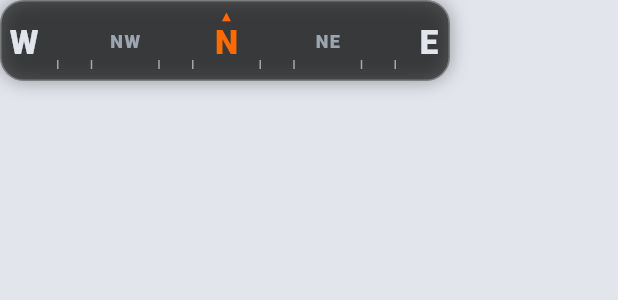
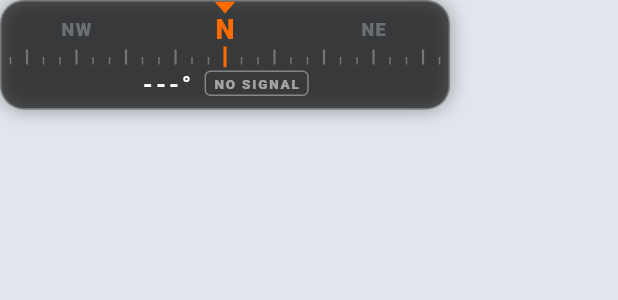
Before and after one commit to Sydefxxs/stpg-command-center-flutter, a Flutter app: the CompassHud widget shown alone on an empty page, opened directly, on a phone screen of 412 x 824 dp. Shown: the top 300 px of the screen. Run offline on Flutter 3.47's test engine with Material 3 defaults, Android fonts, the phone set to English and light mode, and no system bars; our stand-ins replace firebase_core, firebase_messaging, flutter_compass, flutter_local_notifications, flutter_map, geolocator and 5 more; missing offline and left inert: dart:js_interop; accounts and stored records are empty; network calls fail.

Commit message:
Compass: real phone heading (magnetometer / iPhone Safari orientation), GPS fallback, smoothing, degree readout, responsive width

```diff
--- a/lib/screens/convoy_screen.dart
+++ b/lib/screens/convoy_screen.dart
@@ -6,6 +6,7 @@ import 'package:latlong2/latlong.dart';
 import '../config.dart';
 import '../models.dart';
 import '../services/convoy_service.dart';
+import '../services/heading_service.dart';
 import '../services/mission_tracker.dart';
 import '../state/app_state.dart';
 import '../theme.dart';
@@ -132,7 +133,7 @@ class _ConvoyScreenState extends State<ConvoyScreen> {
           point: LatLng(me.latitude, me.longitude),
           label: 'YOU',
           kind: StpgMarkerKind.self,
-          rotation: me.bearingDegrees?.toDouble(),
+          rotation: HeadingService.instance.heading.value ?? me.bearingDegrees?.toDouble(),
         ),
     ];
 
--- a/lib/screens/home_screen.dart
+++ b/lib/screens/home_screen.dart
@@ -194,7 +194,7 @@ class _HomeScreenState extends State<HomeScreen> {
                       alignment: Alignment.topCenter,
                       child: Padding(
                         padding: const EdgeInsets.only(top: 12),
-                        child: CompassHud(headingDegrees: app.gps.bearingDegrees),
+                        child: const CompassHud(),
                       ),
                     ),
                     const Align(
@@ -250,7 +250,7 @@ class _HomeScreenState extends State<HomeScreen> {
           SizedBox(
             height: 120,
             child: Stack(children: [
-              Align(alignment: Alignment.topCenter, child: CompassHud(headingDegrees: app.gps.bearingDegrees)),
+              Align(alignment: Alignment.topCenter, child: const CompassHud()),
               const Align(alignment: Alignment.bottomCenter, child: _RaptorPill()),
             ]),
           ),
@@ -296,7 +296,7 @@ class _HomeScreenState extends State<HomeScreen> {
         SizedBox(
           height: size.height * 0.30,
           child: Stack(children: [
-            Align(alignment: Alignment.topCenter, child: CompassHud(headingDegrees: gps.bearingDegrees)),
+            Align(alignment: Alignment.topCenter, child: CompassHud(width: (size.width - 40).clamp(240.0, 360.0))),
             const Align(alignment: Alignment.bottomCenter, child: _RaptorPill()),
           ]),
         ),
--- a/lib/screens/navigation_screen.dart
+++ b/lib/screens/navigation_screen.dart
@@ -6,6 +6,7 @@ import '../config.dart';
 import '../models.dart';
 import '../services/convoy_service.dart';
 import '../services/directions_service.dart';
+import '../services/heading_service.dart';
 import '../services/mission_tracker.dart';
 import '../state/app_state.dart';
 import '../theme.dart';
@@ -270,7 +271,7 @@ class _NavigationScreenState extends State<NavigationScreen> {
                       point: LatLng(gps.latitude, gps.longitude),
                       label: 'YOU',
                       kind: StpgMarkerKind.self,
-                      rotation: gps.bearingDegrees?.toDouble(),
+                      rotation: HeadingService.instance.heading.value ?? gps.bearingDegrees?.toDouble(),
                     ),
                 ],
               ),
--- /dev/null
+++ b/lib/services/heading/heading_stub.dart
@@ -0,0 +1,9 @@
+// Android / iOS: magnetometer via flutter_compass.
+import 'package:flutter_compass/flutter_compass.dart';
+
+Stream<double>? platformHeadingStream() =>
+    FlutterCompass.events?.where((e) => e.heading != null).map((e) => (e.heading! + 360) % 360);
+
+bool get headingNeedsTap => false;
+
+Future<bool> requestHeadingPermission() async => true;
--- /dev/null
+++ b/lib/services/heading_service.dart
@@ -0,0 +1,72 @@
+import 'dart:async';
+
+import 'package:flutter/foundation.dart';
+
+import 'gps_service.dart';
+import 'heading/heading_stub.dart' if (dart.library.js_interop) 'heading/heading_web.dart' as platform;
+
+/// Where the heading comes from.
+enum HeadingSource { none, magnetic, gps }
+
+/// Compass heading for the HUD: device magnetometer when available,
+/// GPS course while driving (>= 3 mph) when the magnetometer is silent.
+class HeadingService {
+  HeadingService._();
+  static final instance = HeadingService._();
+
+  /// Heading 0–360 (null until the first reading).
+  final ValueNotifier<double?> heading = ValueNotifier(null);
+
+  /// Continuous (unwrapped) heading so animations take the short way round 359°→0°.
+  final ValueNotifier<double> continuous = ValueNotifier(0);
+  final ValueNotifier<HeadingSource> source = ValueNotifier(HeadingSource.none);
+
+  StreamSubscription<double>? _sub;
+  DateTime _lastMag = DateTime.fromMillisecondsSinceEpoch(0);
+  bool _gpsListening = false;
+
+  /// True on iPhone Safari until the user taps to allow motion & orientation access.
+  bool get needsTap => platform.headingNeedsTap && source.value == HeadingSource.none;
+
+  void start() {
+    _sub ??= platform.platformHeadingStream()?.listen((h) {
+      _lastMag = DateTime.now();
+      _update(h, HeadingSource.magnetic);
+    });
+    if (!_gpsListening) {
+      GpsService.instance.live.addListener(_onGps);
+      _gpsListening = true;
+    }
+  }
+
+  /// Call from a tap: asks Safari for compass permission, then starts listening.
+  Future<bool> enable() async {
+    final ok = await platform.requestHeadingPermission();
+    await _sub?.cancel();
+    _sub = null;
+    start();
+    return ok;
+  }
+
+  void _onGps() {
+    final g = GpsService.instance.live.value;
+    if (DateTime.now().difference(_lastMag).inSeconds < 3) return; // magnetometer is live
+    final b = g.bearingDegrees;
+    if (b != null && (g.speedMph ?? 0) >= 3) _update(b.toDouble(), HeadingSource.gps);
+  }
+
+  void _update(double raw, HeadingSource src) {
+    final h = ((raw % 360) + 360) % 360;
+    final prev = heading.value;
+    // Light smoothing to stop the needle jittering.
+    final smoothed = prev == null ? h : _wrap(prev + _diff(prev, h) * (src == HeadingSource.magnetic ? 0.3 : 0.6));
+    heading.value = smoothed;
+    continuous.value = continuous.value + _diff(_wrap(continuous.value), smoothed);
+    source.value = src;
+  }
+
+  static double _wrap(double d) => ((d % 360) + 360) % 360;
+
+  /// Signed shortest difference from a to b (-180..180).
+  static double _diff(double a, double b) => ((b - a + 540) % 360) - 180;
+}
--- a/lib/state/app_state.dart
+++ b/lib/state/app_state.dart
@@ -9,6 +9,7 @@ import '../api/weather_api.dart';
 import '../config.dart';
 import '../models.dart';
 import '../services/gps_service.dart';
+import '../services/heading_service.dart';
 import '../services/convoy_service.dart';
 import '../services/mission_tracker.dart';
 import '../services/push_service.dart';
@@ -338,6 +339,7 @@ class AppState extends ChangeNotifier {
     screen = CommandScreen.home;
     notifyListeners();
     unawaited(GpsService.instance.start());
+    HeadingService.instance.start();
     unawaited(refreshWeather());
     unawaited(_loadProfile());
     unawaited(_pollRadio());
--- a/lib/widgets/compass_hud.dart
+++ b/lib/widgets/compass_hud.dart
@@ -1,95 +1,146 @@
 import 'package:flutter/material.dart';
 
+import '../services/heading_service.dart';
 import '../theme.dart';
 
-/// Horizontal compass strip. Cardinal letters slide with the GPS heading
-/// (N is orange with a small ▲ marker above it). A translucent dark backing
-/// keeps it readable over bright background photos.
+/// Horizontal heading tape with a fixed center marker and a degree readout.
+/// Driven by [HeadingService] (phone compass, or GPS course while driving).
 class CompassHud extends StatelessWidget {
+  /// Kept for compatibility; the HUD now reads [HeadingService] directly.
   final int? headingDegrees;
-  const CompassHud({super.key, this.headingDegrees});
+  final double width;
+  const CompassHud({super.key, this.headingDegrees, this.width = 300});
 
-  static const double _width = 300;
-  static const double _height = 54;
-  static const double _pixelsPerDegree = 1.5;
+  static const _cardinals = ['N', 'NE', 'E', 'SE', 'S', 'SW', 'W', 'NW'];
+
+  static String cardinal(double h) => _cardinals[((h + 22.5) % 360 ~/ 45) % 8];
 
   @override
   Widget build(BuildContext context) {
-    final heading = (((headingDegrees ?? 0) % 360) + 360) % 360;
-    final children = <Widget>[];
-
-    for (var deg = 0; deg < 360; deg += 15) {
-      final diff = ((deg - heading + 540) % 360) - 180;
-      final x = _width / 2 + diff * _pixelsPerDegree;
-      if (x < 12 || x > _width - 12) continue;
-
-      final isCardinal = deg % 90 == 0;
-      final isInter = deg % 45 == 0 && !isCardinal;
-
-      if (!isCardinal && !isInter) {
-        children.add(Positioned(
-          left: x - 0.5,
-          bottom: 7,
-          child: Container(width: 1, height: 6, color: Colors.white.withValues(alpha: 0.55)),
-        ));
-        continue;
-      }
-
-      final label = switch (deg) {
-        0 => 'N',
-        45 => 'NE',
-        90 => 'E',
-        135 => 'SE',
-        180 => 'S',
-        225 => 'SW',
-        270 => 'W',
-        _ => 'NW',
-      };
-      final isNorth = deg == 0;
-      children.add(Positioned(
-        left: x - 18,
-        top: 4,
-        width: 36,
-        child: Column(mainAxisSize: MainAxisSize.min, children: [
-          SizedBox(
-            height: 11,
-            child: isNorth
-                ? const Text('▲', style: TextStyle(fontSize: 9, height: 1.2, color: Stpg.orange, fontWeight: FontWeight.w900))
-                : null,
-          ),
-          Text(
-            label,
-            maxLines: 1,
-            style: TextStyle(
-              fontSize: isCardinal ? 22 : 12,
-              height: isCardinal ? 1.15 : 1.9,
-              fontWeight: FontWeight.w900,
-              letterSpacing: 1,
-              color: isNorth
-                  ? Stpg.orange
-                  : (isCardinal ? const Color(0xFFE2E6EC) : const Color(0xFF9DA5B0)),
-            ),
-          ),
-        ]),
-      ));
-    }
-
-    return Semantics(
-      label: 'Compass heading $heading degrees',
+    final svc = HeadingService.instance;
+    return ListenableBuilder(
+      listenable: Listenable.merge([svc.continuous, svc.source]),
+      builder: (context, _) {
+        final hasHeading = svc.heading.value != null;
+        final h = svc.heading.value ?? 0;
+        final src = svc.source.value;
+        return GestureDetector(
+          onTap: svc.needsTap ? () => svc.enable() : null,
+          child: Semantics(
+            label: hasHeading ? 'Heading ${h.round()} degrees ${cardinal(h)}' : 'Compass inactive',
             child: Container(
-        width: _width,
-        height: _height,
+              width: width,
+              padding: const EdgeInsets.only(bottom: 6),
               decoration: BoxDecoration(
                 color: Colors.black.withValues(alpha: 0.62),
                 borderRadius: BorderRadius.circular(16),
                 border: Border.all(color: Colors.white.withValues(alpha: 0.28)),
                 boxShadow: [BoxShadow(color: Colors.black.withValues(alpha: 0.35), blurRadius: 10)],
               ),
+              child: Column(mainAxisSize: MainAxisSize.min, children: [
+                SizedBox(
+                  height: 44,
                   child: ClipRRect(
-          borderRadius: BorderRadius.circular(15),
-          child: Stack(children: children),
+                    borderRadius: const BorderRadius.vertical(top: Radius.circular(15)),
+                    child: TweenAnimationBuilder<double>(
+                      tween: Tween(end: svc.continuous.value),
+                      duration: const Duration(milliseconds: 250),
+                      builder: (context, value, _) => CustomPaint(
+                        size: Size(width, 44),
+                        painter: _TapePainter(heading: ((value % 360) + 360) % 360, active: hasHeading),
+                      ),
+                    ),
+                  ),
+                ),
+                if (svc.needsTap)
+                  Text('TAP TO ENABLE COMPASS', style: Stpg.label(size: 11, color: Stpg.orange, spacing: 1.6))
+                else
+                  Row(mainAxisSize: MainAxisSize.min, children: [
+                    Text(
+                      hasHeading ? '${h.round().toString().padLeft(3, '0')}° ${cardinal(h)}' : '---°',
+                      style: const TextStyle(
+                          color: Colors.white, fontSize: 15, fontWeight: FontWeight.w900, letterSpacing: 2),
+                    ),
+                    const SizedBox(width: 8),
+                    Container(
+                      padding: const EdgeInsets.symmetric(horizontal: 5, vertical: 1),
+                      decoration: BoxDecoration(
+                        borderRadius: BorderRadius.circular(4),
+                        border: Border.all(color: src == HeadingSource.none ? Colors.white38 : Stpg.orange),
+                      ),
+                      child: Text(
+                        switch (src) {
+                          HeadingSource.magnetic => 'MAG',
+                          HeadingSource.gps => 'GPS',
+                          HeadingSource.none => 'NO SIGNAL',
+                        },
+                        style: TextStyle(
+                          color: src == HeadingSource.none ? Colors.white54 : Stpg.orange,
+                          fontSize: 9,
+                          fontWeight: FontWeight.w900,
+                          letterSpacing: 1.2,
+                        ),
+                      ),
+                    ),
+                  ]),
+              ]),
             ),
           ),
         );
+      },
+    );
   }
 }
+
+class _TapePainter extends CustomPainter {
+  final double heading;
+  final bool active;
+  _TapePainter({required this.heading, required this.active});
+
+  static const double _pxPerDeg = 2.2;
+
+  @override
+  void paint(Canvas canvas, Size size) {
+    final cx = size.width / 2;
+    final tick = Paint()..color = Colors.white.withValues(alpha: active ? 0.6 : 0.3);
+    for (var deg = 0; deg < 360; deg += 5) {
+      var diff = ((deg - heading + 540) % 360) - 180;
+      final x = cx + diff * _pxPerDeg;
+      if (x < 4 || x > size.width - 4) continue;
+      final major = deg % 15 == 0;
+      tick.strokeWidth = major ? 1.5 : 1;
+      canvas.drawLine(Offset(x, size.height - (major ? 12 : 7)), Offset(x, size.height - 2), tick);
+      if (deg % 45 == 0) {
+        final label = CompassHud._cardinals[deg ~/ 45];
+        final cardinal = deg % 90 == 0;
+        final tp = TextPainter(
+          text: TextSpan(
+            text: label,
+            style: TextStyle(
+              fontSize: cardinal ? 18 : 12,
+              fontWeight: FontWeight.w900,
+              letterSpacing: 1,
+              color: deg == 0
+                  ? Stpg.orange
+                  : (cardinal ? const Color(0xFFE2E6EC) : const Color(0xFF9DA5B0)).withValues(alpha: active ? 1 : 0.5),
+            ),
+          ),
+          textDirection: TextDirection.ltr,
+        )..layout();
+        tp.paint(canvas, Offset(x - tp.width / 2, cardinal ? 8 : 12));
+      }
+    }
+    // Fixed center marker (lubber line)
+    final marker = Paint()..color = Stpg.orange;
+    final path = Path()
+      ..moveTo(cx - 7, 0)
+      ..lineTo(cx + 7, 0)
+      ..lineTo(cx, 8)
+      ..close();
+    canvas.drawPath(path, marker);
+    canvas.drawRect(Rect.fromLTWH(cx - 1, size.height - 14, 2, 14), marker);
+  }
+
+  @override
+  bool shouldRepaint(_TapePainter old) => old.heading != heading || old.active != active;
+}
--- a/pubspec.yaml
+++ b/pubspec.yaml
@@ -46,6 +46,8 @@ dependencies:
   firebase_core: any
   firebase_messaging: any
   flutter_local_notifications: any
+  flutter_compass: any
+  web: any
 
 dev_dependencies:
   flutter_test:
```
Also changed, not shown: lib/services/heading/heading_web.dart (added, +62 -0 lines). Lines whose indentation alone changed are shown as unchanged.
